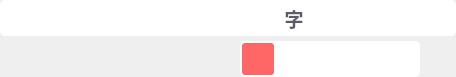
This is OneGrab/src/BtnBar.ui in whdicu/OneGrab as Qt 5 draws it before an edit. The edited form follows.
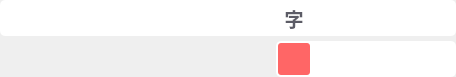
This is the edited form. Icons and pictures are not drawn.

Commit message: 1.退出保存置顶增加快捷键

```diff
--- a/OneGrab/src/BtnBar.ui
+++ b/OneGrab/src/BtnBar.ui
@@ -495,10 +495,22 @@
     <rect>
      <x>0</x>
      <y>41</y>
-     <width>420</width>
+     <width>456</width>
      <height>36</height>
     </rect>
    </property>
+   <property name="minimumSize">
+    <size>
+     <width>0</width>
+     <height>36</height>
+    </size>
+   </property>
+   <property name="maximumSize">
+    <size>
+     <width>16777215</width>
+     <height>36</height>
+    </size>
+   </property>
    <layout class="QHBoxLayout" name="horizontalLayout_3">
     <property name="spacing">
      <number>0</number>
@@ -520,6 +532,9 @@
       <property name="orientation">
        <enum>Qt::Horizontal</enum>
       </property>
+      <property name="sizeType">
+       <enum>QSizePolicy::Expanding</enum>
+      </property>
       <property name="sizeHint" stdset="0">
        <size>
         <width>40</width>
```
Left out of the diff: 22 changed lines with no effect on the pictures. The commit also changes 2 other files.
